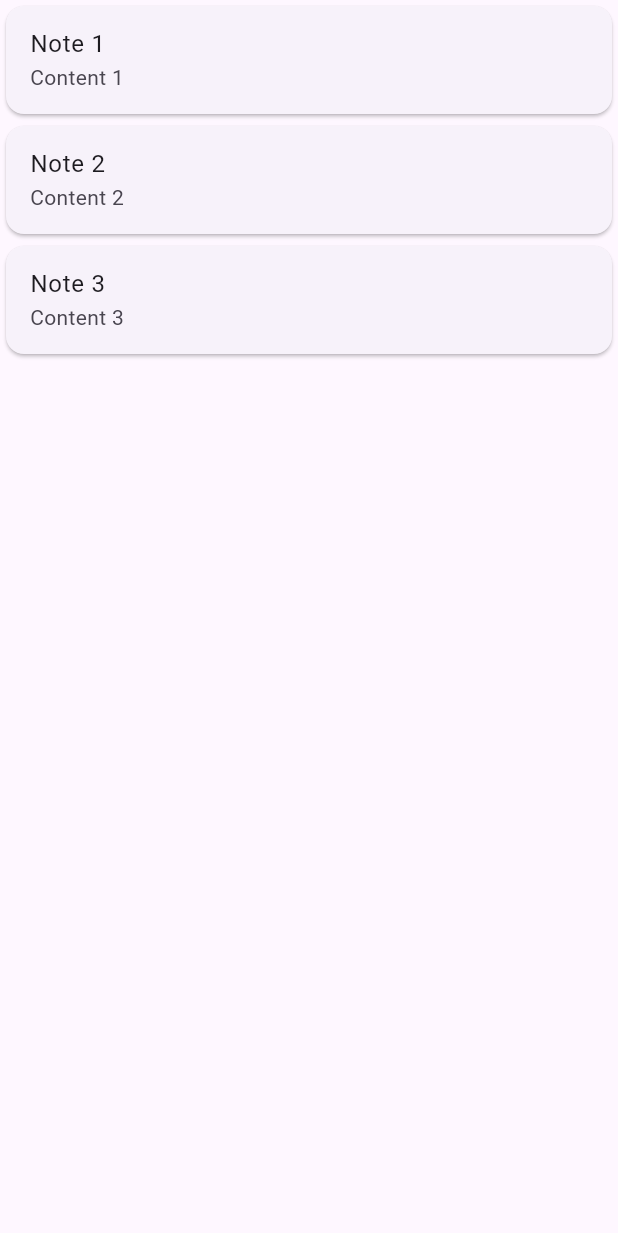
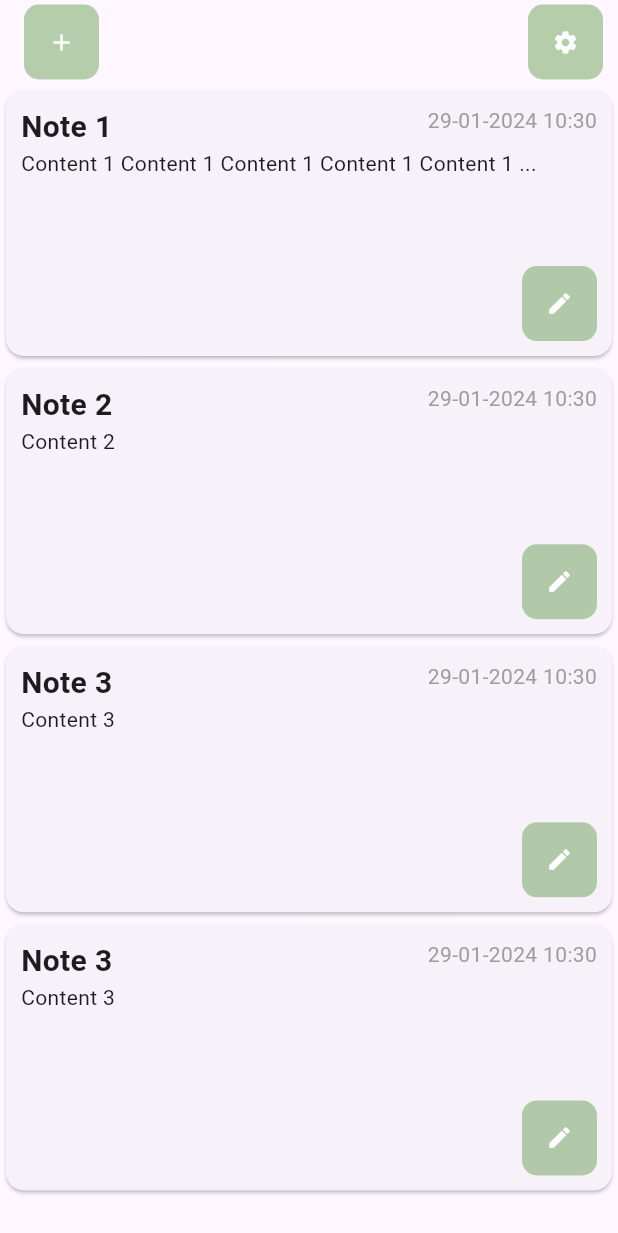
Before and after one commit to SimpleNoteApp/simplenoteapp, a Flutter app: the screen it shows after launch, on a phone screen of 412 x 824 dp. Shown: the top 1233 px of the screen. Run offline on Flutter 3.47's test engine with Material 3 defaults, Android fonts, the phone set to English and light mode, and no system bars; our stand-ins replace go_router, sqflite_common_ffi; accounts and stored records are empty.

Commit message:
main page design is done

```diff
--- a/lib/main.dart
+++ b/lib/main.dart
@@ -1,6 +1,4 @@
-// package imports
-import 'dart:io';
-
+//package imports
 import 'package:simplenoteapp/src/app.state.dart';
 import 'package:sqflite_common_ffi/sqflite_ffi.dart';
 import 'package:flutter/material.dart';
@@ -10,24 +8,44 @@
 // local imports
 import 'package:simplenoteapp/src/app.dart';
 
-Future<void> main() async {
-  if (Platform.isLinux || Platform.isWindows || Platform.isMacOS) {
+Future<Database> initDatabase() async {
   sqfliteFfiInit();
+
   databaseFactory = databaseFactoryFfi;
-  }
 
-  Database database = await openDatabase(
-      join(await getDatabasesPath(), 'app.db'), onCreate: (db, version) {
+  final dbPath = join(await getDatabasesPath(), 'app.db');
+
+  return openDatabase(
+    dbPath,
+    onCreate: (db, version) {
       return db.execute(
         'CREATE TABLE IF NOT EXISTS notes(id INTEGER PRIMARY KEY AUTOINCREMENT, title TEXT, content TEXT, createdAt TEXT, updatedAt TEXT)',
       );
-  }, version: 1);
+    },
+    version: 1,
+  );
+}
 
-  runApp(MultiProvider(
+void main() {
+  WidgetsFlutterBinding.ensureInitialized();
+
+  runApp(FutureBuilder<Database>(
+    future: initDatabase(),
+    builder: (BuildContext context, AsyncSnapshot<Database> snapshot) {
+      if (snapshot.connectionState == ConnectionState.done) {
+        return MultiProvider(
           providers: [
             ChangeNotifierProvider(
-          create: (BuildContext context) => AppState(database: database))
+                create: (BuildContext context) =>
+                    AppState(database: snapshot.data!))
           ],
           child: const App(),
+        );
+      } else {
+        return const Center(
+          child: CircularProgressIndicator(),
+        ); // or some other loading widget
+      }
+    },
   ));
 }
--- a/lib/src/app.dart
+++ b/lib/src/app.dart
@@ -10,7 +10,7 @@
     return MaterialApp.router(
       title: 'Simple Note App',
       theme: ThemeData(
-        primarySwatch: Colors.blue,
+        primaryColor: const Color.fromARGB(95, 60, 133, 32),
       ),
       routerConfig: router,
     );
--- /dev/null
+++ b/lib/src/builders/button.builder.dart
@@ -0,0 +1,54 @@
+import 'package:flutter/material.dart';
+
+class ButtonBuilder extends StatelessWidget {
+  final IconData? icon;
+  final VoidCallback onPressed;
+  final String? label;
+  final double width;
+  final double height;
+  final String? tooltip; // Add this line
+
+  const ButtonBuilder({
+    Key? key,
+    this.icon,
+    required this.onPressed,
+    this.label,
+    this.width = 50.0,
+    this.height = 50.0,
+    this.tooltip, // And this line
+  }) : super(key: key);
+
+  @override
+  Widget build(BuildContext context) {
+    return Tooltip(
+      message: tooltip ?? '', // Use the tooltip here
+      child: SizedBox(
+        width: width,
+        height: height,
+        child: ElevatedButton(
+          style: ElevatedButton.styleFrom(
+            backgroundColor: Theme.of(context).primaryColor,
+            padding: EdgeInsets.zero, // Remove padding
+            shape: RoundedRectangleBorder(
+              borderRadius: BorderRadius.circular(10), // Make it square
+            ),
+            elevation: 0,
+          ),
+          onPressed: onPressed,
+          child: Row(
+            mainAxisAlignment: MainAxisAlignment.center,
+            children: [
+              if (icon != null) Icon(icon, color: Colors.white),
+              if (label != null)
+                Padding(
+                  padding: const EdgeInsets.only(left: 8.0),
+                  child:
+                      Text(label!, style: const TextStyle(color: Colors.white)),
+                ),
+            ],
+          ),
+        ),
+      ),
+    );
+  }
+}
--- a/lib/src/models/note.model.dart
+++ b/lib/src/models/note.model.dart
@@ -1,12 +1,12 @@
 class NoteModel {
-  int id;
+  int? id;
   String title;
   String content;
   String createdAt;
   String updatedAt;
 
   NoteModel({
-    required this.id,
+    this.id,
     required this.title,
     required this.content,
     required this.createdAt,
--- a/lib/src/modules/home/home.controller.dart
+++ b/lib/src/modules/home/home.controller.dart
@@ -9,7 +9,8 @@
     NoteModel(
       id: 1,
       title: 'Note 1',
-      content: 'Content 1',
+      content:
+          'Content 1 Content 1 Content 1 Content 1 Content 1 Content 1 Content 1 Content 1 Content 1 Content 1 Content 1',
       createdAt: DateTime.now().toIso8601String(),
       updatedAt: DateTime.now().toIso8601String(),
     ),
@@ -17,6 +18,13 @@
       id: 2,
       title: 'Note 2',
       content: 'Content 2',
+      createdAt: DateTime.now().toIso8601String(),
+      updatedAt: DateTime.now().toIso8601String(),
+    ),
+    NoteModel(
+      id: 3,
+      title: 'Note 3',
+      content: 'Content 3',
       createdAt: DateTime.now().toIso8601String(),
       updatedAt: DateTime.now().toIso8601String(),
     ),
--- a/lib/src/modules/home/home.view.dart
+++ b/lib/src/modules/home/home.view.dart
@@ -1,5 +1,6 @@
 import 'package:flutter/material.dart';
 import 'package:simplenoteapp/src/modules/home/home.controller.dart';
+import 'package:simplenoteapp/src/widgets/appbars.widget.dart';
 import 'package:simplenoteapp/src/widgets/noteview.widgets.dart';
 
 class HomeView extends StatelessWidget {
@@ -12,6 +13,7 @@
   @override
   Widget build(BuildContext context) {
     return Scaffold(
+      appBar: homePageAppBar(context),
       body: NoteView(notes: controller.notes),
     );
   }
--- /dev/null
+++ b/lib/src/modules/noteedit/noteedit.controller.dart
@@ -0,0 +1,8 @@
+import 'package:flutter/material.dart';
+import 'package:simplenoteapp/src/modules/noteedit/noteedit.state.dart';
+
+class NoteEditController with ChangeNotifier {
+  NoteEditState state;
+
+  NoteEditController({required this.state});
+}
--- /dev/null
+++ b/lib/src/modules/noteedit/noteedit.state.dart
@@ -0,0 +1,29 @@
+import 'package:flutter/material.dart';
+import 'package:simplenoteapp/src/models/note.model.dart';
+
+class NoteEditState with ChangeNotifier {
+  NoteModel? note =
+      NoteModel(title: "", content: "", createdAt: "", updatedAt: "");
+
+  NoteEditState({this.note});
+
+  void setTitle(String title) {
+    note!.title = title;
+    notifyListeners();
+  }
+
+  void setContent(String content) {
+    note!.content = content;
+    notifyListeners();
+  }
+
+  void setNote(NoteModel note) {
+    this.note = note;
+    notifyListeners();
+  }
+
+  void resetNote() {
+    note = NoteModel(title: "", content: "", createdAt: "", updatedAt: "");
+    notifyListeners();
+  }
+}
--- /dev/null
+++ b/lib/src/modules/noteedit/noteedit.view.dart
@@ -0,0 +1,17 @@
+import 'package:flutter/material.dart';
+
+class NoteEditorView extends StatelessWidget {
+  const NoteEditorView({super.key});
+
+  @override
+  Widget build(BuildContext context) {
+    return Scaffold(
+      appBar: AppBar(
+        title: const Text('Edit Note'),
+      ),
+      body: const Center(
+        child: Text('Edit Note'),
+      ),
+    );
+  }
+}
--- /dev/null
+++ b/lib/src/utils/date.util.dart
@@ -0,0 +1,7 @@
+import 'package:intl/intl.dart';
+
+String timestampToDateString(String timestamp) {
+  final DateFormat formatter = DateFormat('dd-MM-yyyy hh:mm');
+
+  return formatter.format(DateTime.parse(timestamp).toLocal());
+}
--- a/lib/src/utils/gorouter.util.dart
+++ b/lib/src/utils/gorouter.util.dart
@@ -3,10 +3,15 @@
 
 import 'package:simplenoteapp/src/modules/home/home.controller.dart';
 import 'package:simplenoteapp/src/modules/home/home.view.dart';
+import 'package:simplenoteapp/src/modules/noteedit/noteedit.view.dart';
 
 final router = GoRouter(routes: [
   GoRoute(
       path: "/",
       pageBuilder: (context, state) =>
           MaterialPage(child: HomeView(controller: HomeController()))),
+  GoRoute(
+      path: "/note/new",
+      pageBuilder: (BuildContext context, GoRouterState state) =>
+          const MaterialPage(child: NoteEditorView()))
 ]);
--- /dev/null
+++ b/lib/src/widgets/appbars.widget.dart
@@ -0,0 +1,14 @@
+import 'package:flutter/material.dart';
+import 'package:simplenoteapp/src/widgets/buttons.widgets.dart';
+
+AppBar homePageAppBar(BuildContext context) {
+  return AppBar(
+    title: const AddNewNoteButton(),
+    actions: const [
+      Padding(
+        padding: EdgeInsets.only(right: 10),
+        child: SettingsButton(),
+      ),
+    ],
+  );
+}
--- /dev/null
+++ b/lib/src/widgets/buttons.widgets.dart
@@ -0,0 +1,61 @@
+import 'package:flutter/material.dart';
+import 'package:go_router/go_router.dart';
+import 'package:simplenoteapp/src/builders/button.builder.dart';
+
+class AddNewNoteButton extends StatelessWidget {
+  const AddNewNoteButton({Key? key}) : super(key: key);
+
+  @override
+  Widget build(BuildContext context) {
+    return LayoutBuilder(
+      builder: (BuildContext context, BoxConstraints constraints) {
+        if (constraints.maxWidth > 600) {
+          return ButtonBuilder(
+            tooltip: "Add New note",
+            icon: Icons.add,
+            onPressed: () {
+              context.go("/note/new");
+            },
+            label: "New note",
+            width: 150,
+            height: 40,
+          );
+        } else {
+          return ButtonBuilder(
+            tooltip: "Add New note",
+            icon: Icons.add,
+            onPressed: () {
+              context.go("/note/new");
+            },
+          );
+        }
+      },
+    );
+  }
+}
+
+class SettingsButton extends StatelessWidget {
+  const SettingsButton({Key? key}) : super(key: key);
+
+  @override
+  Widget build(BuildContext context) {
+    return ButtonBuilder(
+      tooltip: "Settings",
+      icon: Icons.settings,
+      onPressed: () {},
+    );
+  }
+}
+
+class EditNoteButton extends StatelessWidget {
+  const EditNoteButton({Key? key}) : super(key: key);
+
+  @override
+  Widget build(BuildContext context) {
+    return ButtonBuilder(
+      tooltip: "Edit note",
+      icon: Icons.edit,
+      onPressed: () {},
+    );
+  }
+}
--- a/lib/src/widgets/notecard.widget.dart
+++ b/lib/src/widgets/notecard.widget.dart
@@ -1,18 +1,95 @@
 import 'package:flutter/material.dart';
 import 'package:simplenoteapp/src/models/note.model.dart';
+import 'package:simplenoteapp/src/utils/date.util.dart';
+import 'package:simplenoteapp/src/widgets/buttons.widgets.dart';
 
 class NoteCard extends StatelessWidget {
   final NoteModel note;
 
-  const NoteCard({super.key, required this.note});
+  const NoteCard({Key? key, required this.note}) : super(key: key);
 
   @override
   Widget build(BuildContext context) {
-    return Card(
-      child: ListTile(
-        title: Text(note.title),
-        subtitle: Text(note.content),
+    return AspectRatio(
+      aspectRatio: 1 / 0.5, // This will make the card's height twice its width
+      child: Card(
+        child: Padding(
+          padding: const EdgeInsets.all(10),
+          child: Stack(
+            children: [
+              NoteContentView(note: note),
+              NoteCreatedAt(note: note),
+              const EditNote(),
+            ],
+          ),
+        ),
       ),
     );
   }
 }
+
+class NoteCreatedAt extends StatelessWidget {
+  const NoteCreatedAt({
+    super.key,
+    required this.note,
+  });
+
+  final NoteModel note;
+
+  @override
+  Widget build(BuildContext context) {
+    return Positioned(
+      top: 0,
+      right: 0,
+      child: Text(
+        timestampToDateString(note.createdAt),
+        style: const TextStyle(color: Colors.grey),
+      ),
+    );
+  }
+}
+
+class NoteContentView extends StatelessWidget {
+  const NoteContentView({
+    super.key,
+    required this.note,
+  });
+
+  final NoteModel note;
+
+  @override
+  Widget build(BuildContext context) {
+    return Column(
+      crossAxisAlignment: CrossAxisAlignment.start,
+      children: [
+        Text(
+          note.title,
+          style: const TextStyle(
+            fontSize: 20,
+            fontWeight: FontWeight.bold,
+          ),
+        ),
+        Text(
+          note.content.length > 50
+              ? "${note.content.substring(0, 50)}..."
+              : note.content,
+        ),
+      ],
+    );
+  }
+}
+
+class EditNote extends StatelessWidget {
+  const EditNote({
+    super.key,
+  });
+
+  @override
+  Widget build(BuildContext context) {
+    return const Positioned(
+      bottom: 0,
+      right: 0,
+      child: EditNoteButton(),
+    );
+  }
+}
--- a/lib/src/widgets/noteview.widgets.dart
+++ b/lib/src/widgets/noteview.widgets.dart
@@ -6,14 +6,22 @@
 class NoteView extends StatelessWidget {
   final List<NoteModel> notes;
 
-  const NoteView({super.key, required this.notes});
+  const NoteView({Key? key, required this.notes}) : super(key: key);
 
   @override
   Widget build(BuildContext context) {
-    return ListView.builder(
-      itemCount: notes.length,
-      itemBuilder: (context, index) {
-        return NoteCard(note: notes[index]);
+    return LayoutBuilder(
+      builder: (context, constraints) {
+        return GridView.builder(
+          gridDelegate: SliverGridDelegateWithFixedCrossAxisCount(
+            crossAxisCount: constraints.maxWidth > 850 ? 2 : 1,
+            childAspectRatio: constraints.maxWidth < 1400 ? 1 / .45 : 1 / .35,
+          ),
+          itemCount: notes.length,
+          itemBuilder: (context, index) {
+            return NoteCard(note: notes[index]);
+          },
+        );
       },
     );
   }
--- a/pubspec.yaml
+++ b/pubspec.yaml
@@ -40,6 +40,7 @@
   path: ^1.8.3
   sqflite_common_ffi: ^2.3.2
   provider: ^6.1.1
+  intl: ^0.19.0
 
 dev_dependencies:
   flutter_test:
```
Also changed, not shown: pubspec.lock. Lines whose indentation alone changed are shown as unchanged.
